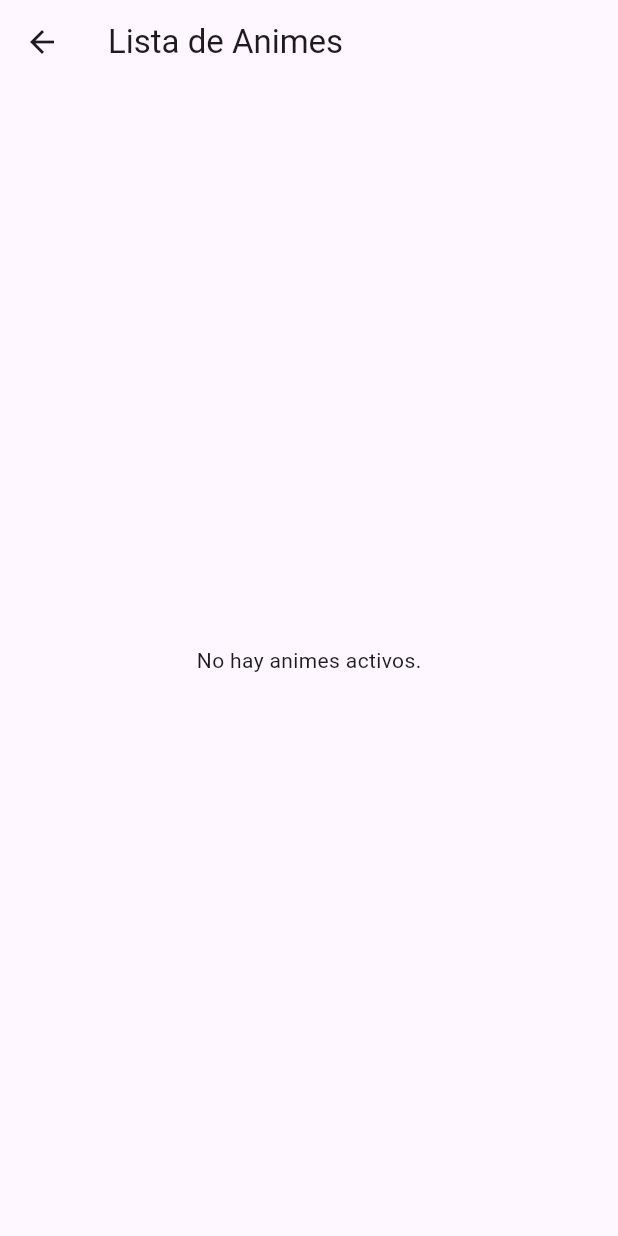
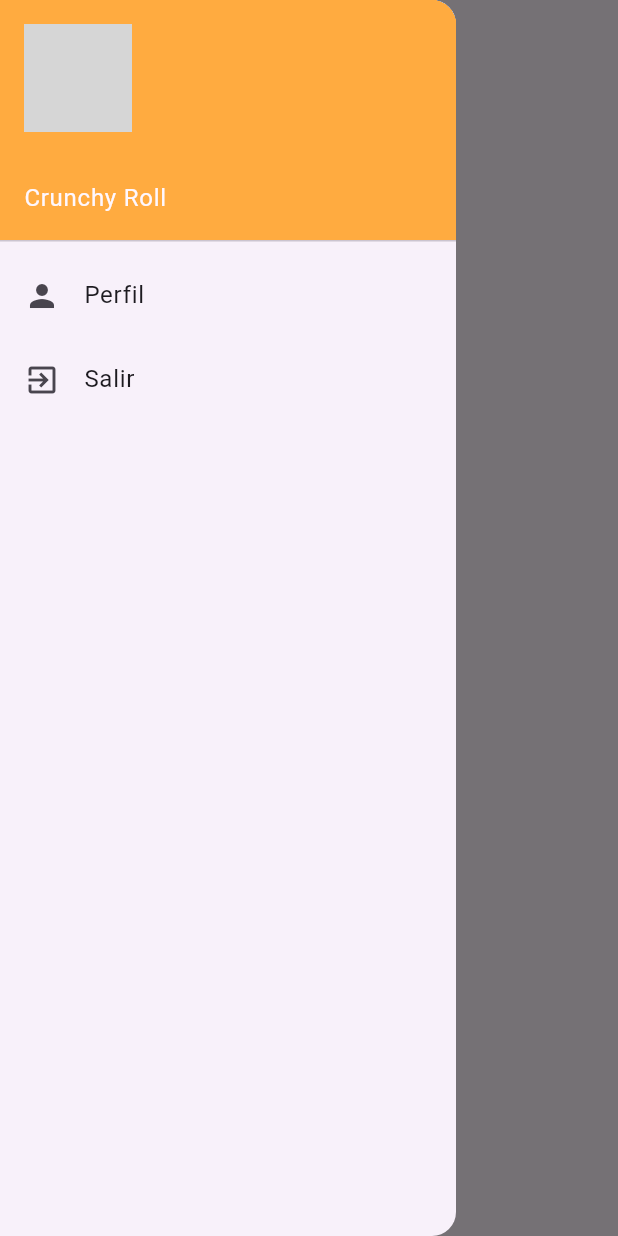
Before and after one commit to JhandryChimbo/Front-End, a Flutter app: the AnimeView screen opened by its route, with the side drawer open (before the commit the screen has no drawer), on a phone screen of 412 x 824 dp. Run offline on Flutter 3.47's test engine with Material 3 defaults, Android fonts, the phone set to English and light mode, and no system bars; our stand-ins replace flutter_secure_storage, validators; accounts and stored records are empty; network calls fail; grey boxes are pictures that could not be loaded.

Commit message:
Actualizacion Menu

```diff
--- a/lib/controls/Conexion.dart
+++ b/lib/controls/Conexion.dart
@@ -13,8 +13,8 @@
   final String URL_MEDIA = "http://192.168.0.105:3000/api/images/";
 
   //DE LA UNIVERSIDAD
-  // final String URL = "http://10.20.138.3:3000/api/";
-  // final String URL_MEDIA = "http://10.20.138.3:3000/api/images/";
+  // final String URL = "http://10.20.139.18:3000/api/";
+  // final String URL_MEDIA = "http://10.20.139.18:3000/api/images/";
   static bool NO_TOKEN = false;
   //auto-token
   Future<RespuestaGenerica> solicitudGet(String recurso, bool token) async {
--- a/lib/controls/utiles/Utiles.dart
+++ b/lib/controls/utiles/Utiles.dart
@@ -2,6 +2,7 @@
 
 class Utiles {
   final _storage = const FlutterSecureStorage();
+
   void saveValue(key, value) async {
     await _storage.write(key: key, value: value);
   }
@@ -14,7 +15,7 @@
     await _storage.delete(key: key);
   }
 
-  void removeAllItem(key) async {
+  void removeAllItem() async {
     await _storage.deleteAll();
   }
 }
--- a/lib/main.dart
+++ b/lib/main.dart
@@ -30,6 +30,7 @@
         // Notice that the counter didn't reset back to zero; the application
         // state is not lost during the reload. To reset the state, use hot
         // restart instead.
+
         //
         // This works for code too, not just values: Most code changes can be
         // tested with just a hot reload.
--- a/lib/views/animeView.dart
+++ b/lib/views/animeView.dart
@@ -1,5 +1,6 @@
 import 'package:flutter/material.dart';
 import 'package:noticias/controls/servicio_back/FacadeService.dart';
+import 'package:noticias/widgets/drawer.dart';
 
 class AnimeView extends StatefulWidget {
   const AnimeView({Key? key}) : super(key: key);
@@ -18,6 +19,7 @@
       appBar: AppBar(
         title: const Text('Lista de Animes'),
       ),
+      drawer: AppDrawer(),
       body: _buildAnimeList(),
     );
   }
@@ -94,8 +96,8 @@
 
     return Image.network(
       imageUrl,
-      height: 100, // Ajusta la altura según tus necesidades
-      width: 100, // Ajusta el ancho según tus necesidades
+      height: 100,
+      width: 100,
       fit: BoxFit.cover,
     );
   }
--- a/lib/views/sessionView.dart
+++ b/lib/views/sessionView.dart
@@ -37,7 +37,11 @@
             final SnackBar msg =
                 SnackBar(content: Text("BIENVENIDO ${value.datos['user']}"));
             ScaffoldMessenger.of(context).showSnackBar(msg);
-            Navigator.pushNamed(context, '/animes');
+            Navigator.pushNamedAndRemoveUntil(
+                context,
+                '/animes',
+                (Route<dynamic> route) => false,
+              );
           } else {
             final SnackBar msg = SnackBar(content: Text("Error ${value.tag}"));
             ScaffoldMessenger.of(context).showSnackBar(msg);
--- /dev/null
+++ b/lib/widgets/drawer.dart
@@ -0,0 +1,70 @@
+import 'package:flutter/material.dart';
+import 'package:noticias/controls/utiles/Utiles.dart';
+
+class AppDrawer extends StatelessWidget {
+  final Utiles utiles = Utiles();
+
+  AppDrawer({Key? key});
+
+  @override
+  Widget build(BuildContext context) {
+    return Drawer(
+      child: ListView(
+        padding: EdgeInsets.zero,
+        children: <Widget>[
+          const UserAccountsDrawerHeader(
+            accountName: Text('Crunchy Roll'),
+            accountEmail: null,
+            currentAccountPicture: CircleAvatar(
+              backgroundImage: AssetImage('assets/fondo.png'),
+            ),
+            decoration: BoxDecoration(
+              color: Colors.orangeAccent,
+            ),
+          ),
+          ListTile(
+            leading: const Icon(Icons.person),
+            title: const Text('Perfil'),
+            onTap: () {
+              Navigator.pushReplacementNamed(context, '/home');
+            },
+          ),
+          ListTile(
+            leading: const Icon(Icons.exit_to_app),
+            title: const Text('Salir'),
+            onTap: () {
+              _mostrarDialogoConfirmacion(context);
+            },
+          ),
+        ],
+      ),
+    );
+  }
+
+  void _mostrarDialogoConfirmacion(BuildContext context) {
+    showDialog(
+      context: context,
+      builder: (BuildContext context) {
+        return AlertDialog(
+          title: Text('Confirmar salida'),
+          content: Text('¿Estás seguro de que quieres salir?'),
+          actions: <Widget>[
+            TextButton(
+              onPressed: () {
+                Navigator.of(context).pop(); // Cierra el cuadro de diálogo
+              },
+              child: Text('Cancelar'),
+            ),
+            TextButton(
+              onPressed: () {
+                utiles.removeAllItem();
+                Navigator.pushReplacementNamed(context, '/home');
+              },
+              child: Text('Salir'),
+            ),
+          ],
+        );
+      },
+    );
+  }
+}
```
Also changed, not shown: lib/assets/fondo.png (added).
